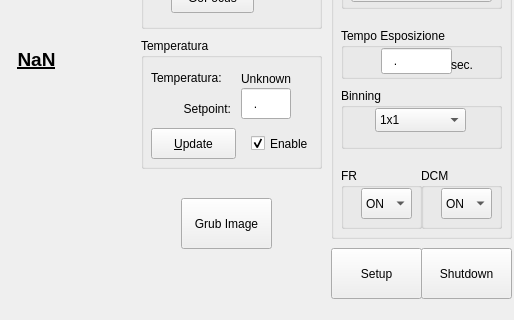
algebrato/PenguinSBIG, file mainwindow.ui: the form before one commit; both pictures show x 149 to 663 and y 151 to 471 of the 663 by 471 pixel window.
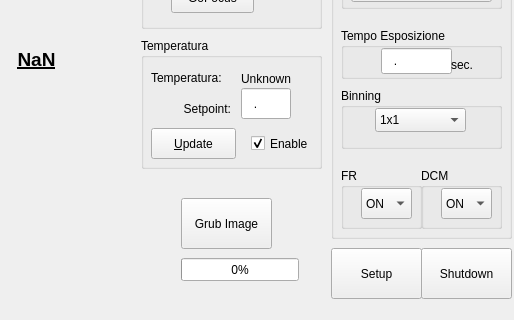
The form after the commit. Icons and pictures are not drawn.

Commit message:
QTimer and progress bar
	modified:   camera.cpp
	modified:   mainwindow.cpp
	modified:   mainwindow.h
	modified:   mainwindow.ui

What changed in the file:
```diff
--- a/mainwindow.ui
+++ b/mainwindow.ui
@@ -709,6 +709,19 @@
      <string>Grub Image</string>
     </property>
    </widget>
+   <widget class="QProgressBar" name="progressBar">
+    <property name="geometry">
+     <rect>
+      <x>330</x>
+      <y>390</y>
+      <width>118</width>
+      <height>23</height>
+     </rect>
+    </property>
+    <property name="value">
+     <number>0</number>
+    </property>
+   </widget>
   </widget>
   <widget class="QMenuBar" name="menuBar">
    <property name="geometry">
```
Left out of the diff: 2 changed lines with no effect on the pictures. The commit also changes 3 other files.
